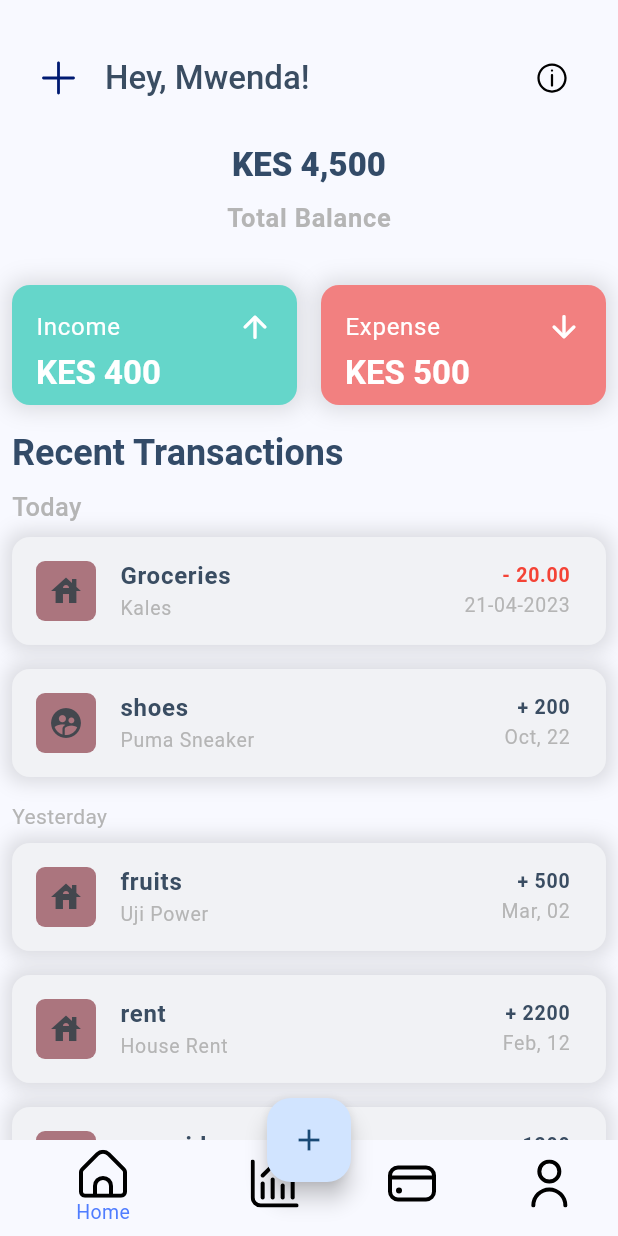
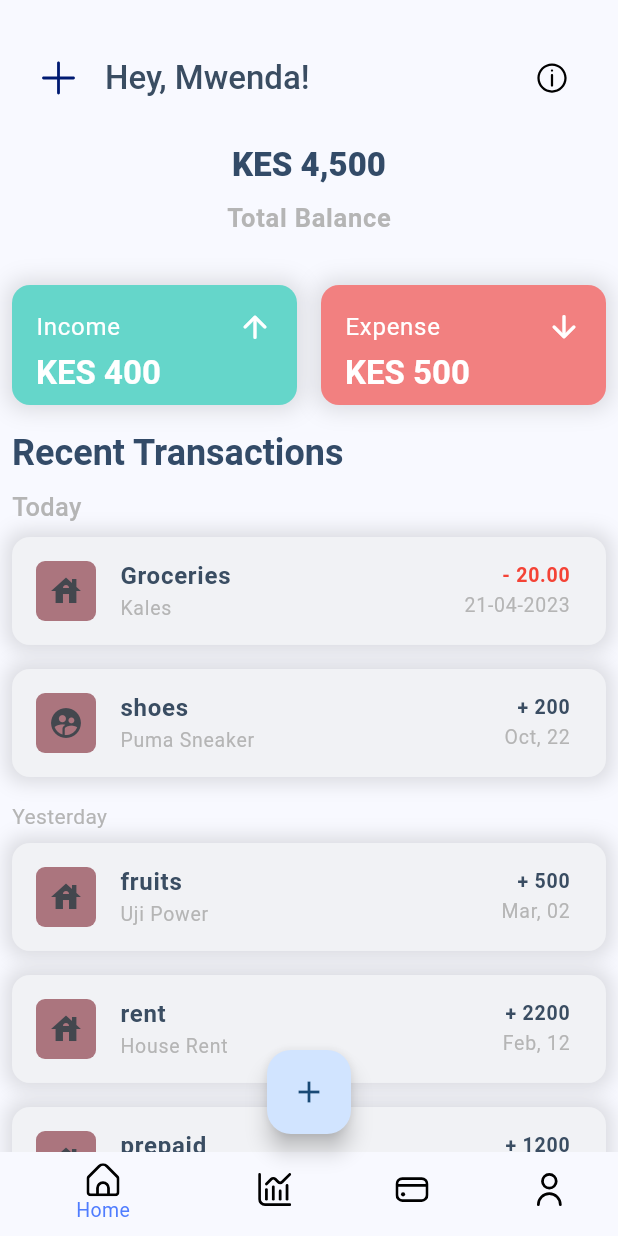
Before and after one commit to evansmwenda/Expensy, a Flutter app: the screen it shows after launch, on a phone screen of 412 x 824 dp. Run offline on Flutter 3.47's test engine with Material 2 defaults, Android fonts, the phone set to English and light mode, and no system bars; our stand-ins replace flutter_svg.

Commit message:
updated bottom nav

```diff
--- a/lib/screens/dashboard_page.dart
+++ b/lib/screens/dashboard_page.dart
@@ -44,7 +44,7 @@ class _DashboardPageState extends State<DashboardPage> {
           currentIndex: widget.currentIndex,
           selectedItemColor: secondaryDark,
           unselectedItemColor: fontLight,
-          selectedLabelStyle: TextStyle(fontSize: 13),
+          selectedLabelStyle: const TextStyle(fontSize: 13),
           onTap: (index) {
             setState(() {
               widget.currentIndex = index;
@@ -53,30 +53,29 @@ class _DashboardPageState extends State<DashboardPage> {
           },
           items: [
             BottomNavigationBarItem(
-              icon: SvgPicture.asset("assets/icons/home.svg",height:32,width:32,),
+              icon: SvgPicture.asset("assets/icons/home.svg",height:22,width:22,),
               label: "Home",
             ),
             BottomNavigationBarItem(
-              icon: SvgPicture.asset("assets/icons/chart.svg",height:32,width:32,),
+              icon: SvgPicture.asset("assets/icons/chart.svg",height:22,width:22,),
               label: "Stat",
             ),
             BottomNavigationBarItem(
-              icon: SvgPicture.asset("assets/icons/wallet.svg",height:32,width:32,),
+              icon: SvgPicture.asset("assets/icons/wallet.svg",height:22,width:22,),
               label: "Wallet",
             ),
             BottomNavigationBarItem(
-              icon: SvgPicture.asset("assets/icons/user.svg",height:32,width:32,),
+              icon: SvgPicture.asset("assets/icons/user.svg",height:22,width:22,),
               label: "Profile",
             ),
           ],
         ),
-        floatingActionButtonLocation: FloatingActionButtonLocation.centerDocked,
+        floatingActionButtonLocation: FloatingActionButtonLocation.miniCenterFloat,
         floatingActionButton: FloatingActionButton(
-
           onPressed:(){
             Navigator.push(
               context,
-              MaterialPageRoute(builder: (context) => AddTransaction()),);
+              MaterialPageRoute(builder: (context) => const AddTransaction()),);
           },
           tooltip: 'Increment',
           child: const Icon(Icons.add),
```
Also changed, not shown: pubspec.lock.
